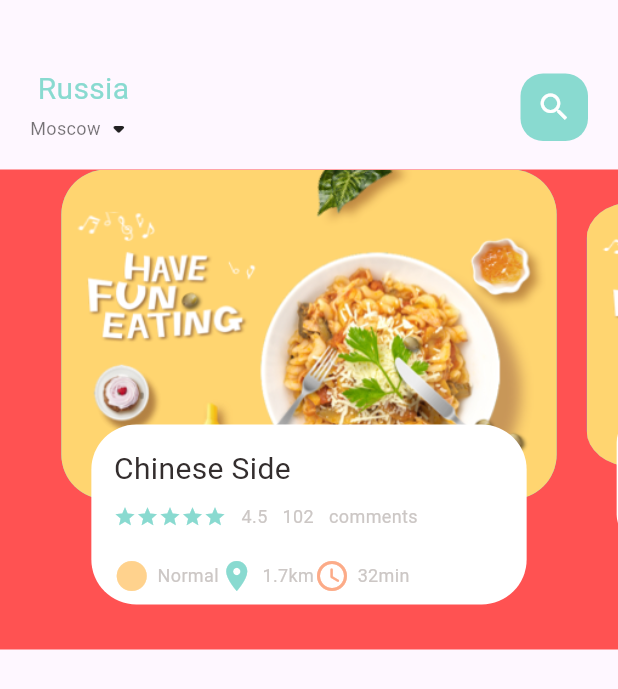
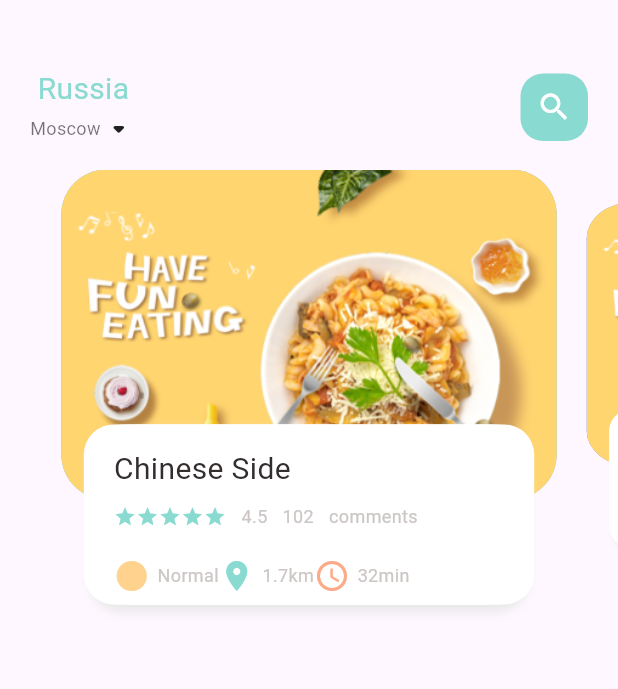
Before and after one commit to pioc-si/flutterEcommApp, a Flutter app: the screen it shows after launch, on a phone screen of 412 x 824 dp. Shown: the top 689 px of the screen. Run offline on Flutter 3.47's test engine with Material 3 defaults, Android fonts, the phone set to English and light mode, and no system bars.

Commit message:
add shadow under small food body widget

```diff
--- a/lib/home/food_page_body.dart
+++ b/lib/home/food_page_body.dart
@@ -38,7 +38,7 @@ class _FoodPageBodyState extends State<FoodPageBody> {
   @override
   Widget build(BuildContext context) {
     return Container(
-      color: Colors.redAccent,
+      //color: Colors.redAccent,
       height: 320,
       child: PageView.builder(
         controller: pageController,
@@ -102,8 +102,23 @@ class _FoodPageBodyState extends State<FoodPageBody> {
               height: 120,
               margin: EdgeInsets.only(left: 30, right: 30, bottom: 30),
               decoration: BoxDecoration(
-                borderRadius: BorderRadius.circular(30),
+                borderRadius: BorderRadius.circular(20),
                 color: Colors.white,
+                boxShadow: [
+                  BoxShadow(
+                    color: Color(0xFFe8e8e8),
+                    blurRadius: 5.0,
+                    offset: Offset(0, 5)
+                  ),
+                  BoxShadow(
+                    color: Colors.white,
+                    offset: Offset(-5,0),
+                  ),
+                  BoxShadow(
+                    color: Colors.white,
+                    offset: Offset(5,0),
+                  ),
+                ]
               ),
               child: Container(
                 padding: EdgeInsets.only(top: 15, left: 15, right: 15 ),
@@ -153,6 +168,7 @@ class _FoodPageBodyState extends State<FoodPageBody> {
                   ],
                 )
               ),
+
             ),
           ),
         ],
```
